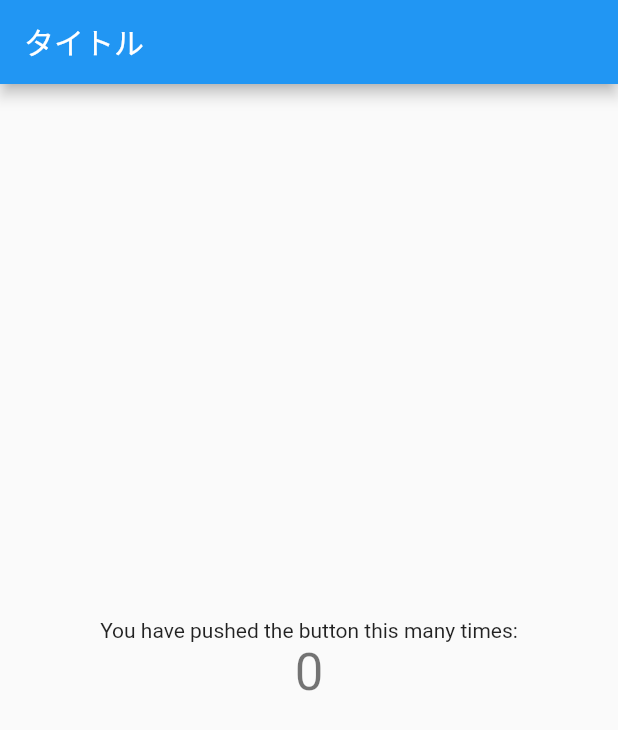
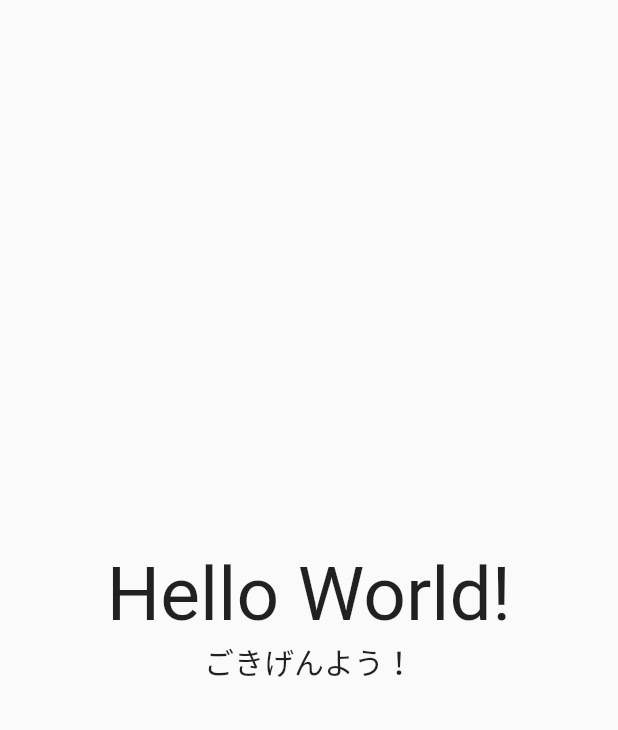
Before and after one commit to harumich/studio_ghibli_app, a Flutter app: the screen it shows after launch, on a phone screen of 412 x 824 dp. Shown: the top 730 px of the screen. Run offline on Flutter 3.47's test engine with Material 2 defaults, Android fonts, the phone set to English and light mode, and no system bars.

Commit message:
④home_page.dartを変更して、以下のようなページを作成します

```diff
--- a/lib/main.dart
+++ b/lib/main.dart
@@ -12,6 +12,7 @@ class MyApp extends StatelessWidget {
   Widget build(BuildContext context) {
     return MaterialApp(
       title: 'Flutter Demo',
+      debugShowCheckedModeBanner: false,
       theme: ThemeData(
         primarySwatch: Colors.blue,
       ),
--- a/lib/view/pages/home_page.dart
+++ b/lib/view/pages/home_page.dart
@@ -1,26 +1,27 @@
 import 'package:flutter/material.dart';
+
 class MyHomePage extends StatelessWidget {
   const MyHomePage({Key? key}) : super(key: key);
 
   @override
   Widget build(BuildContext context) {
-    return Scaffold(
-      appBar: AppBar(
-        title: const Text('タイトル'),
-      ),
+    return SafeArea(
+      child: Scaffold(
           body: Center(
             child: Column(
-          mainAxisAlignment: MainAxisAlignment.center,
-          children: <Widget>[
-            const Text(
-              'You have pushed the button this many times:',
+              mainAxisSize: MainAxisSize.min,
+              children: const [
+                Text(
+                  'Hello World!',
+                  style: TextStyle(fontSize: 50),
                 ),
                 Text(
-              '0',
-              style: Theme.of(context).textTheme.headline4,
+                  'ごきげんよう！',
+                  style: TextStyle(fontSize: 20),
                 ),
               ],
             ),
+          )
       ),
     );
   }
```
Lines whose indentation alone changed are shown as unchanged.
